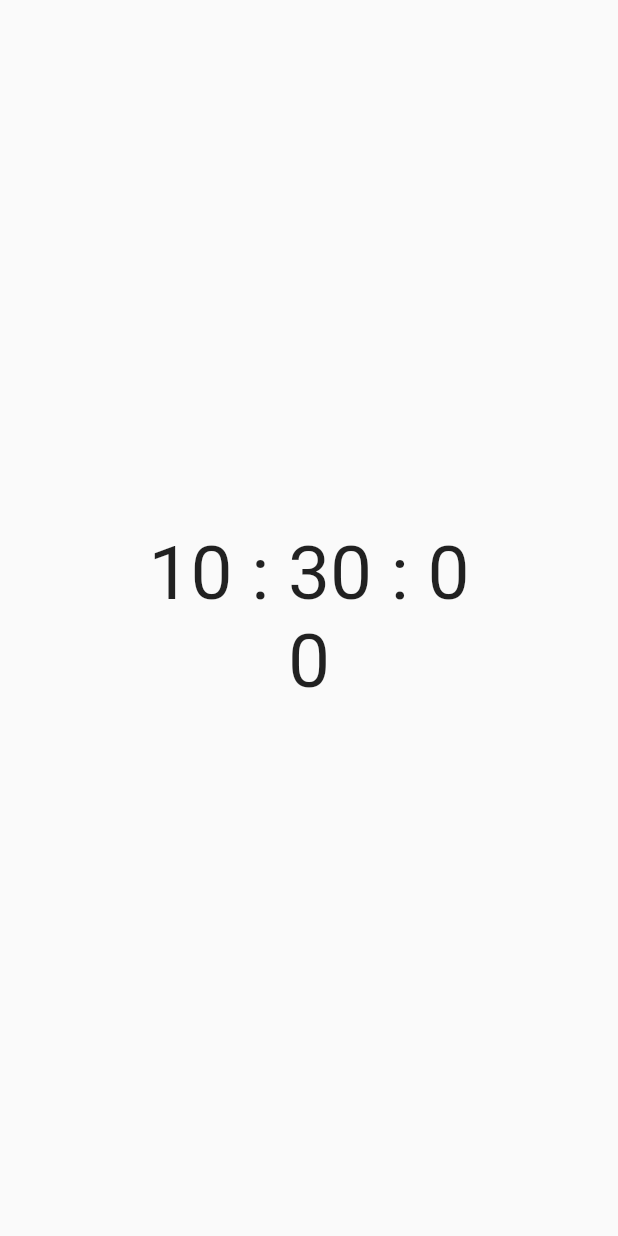
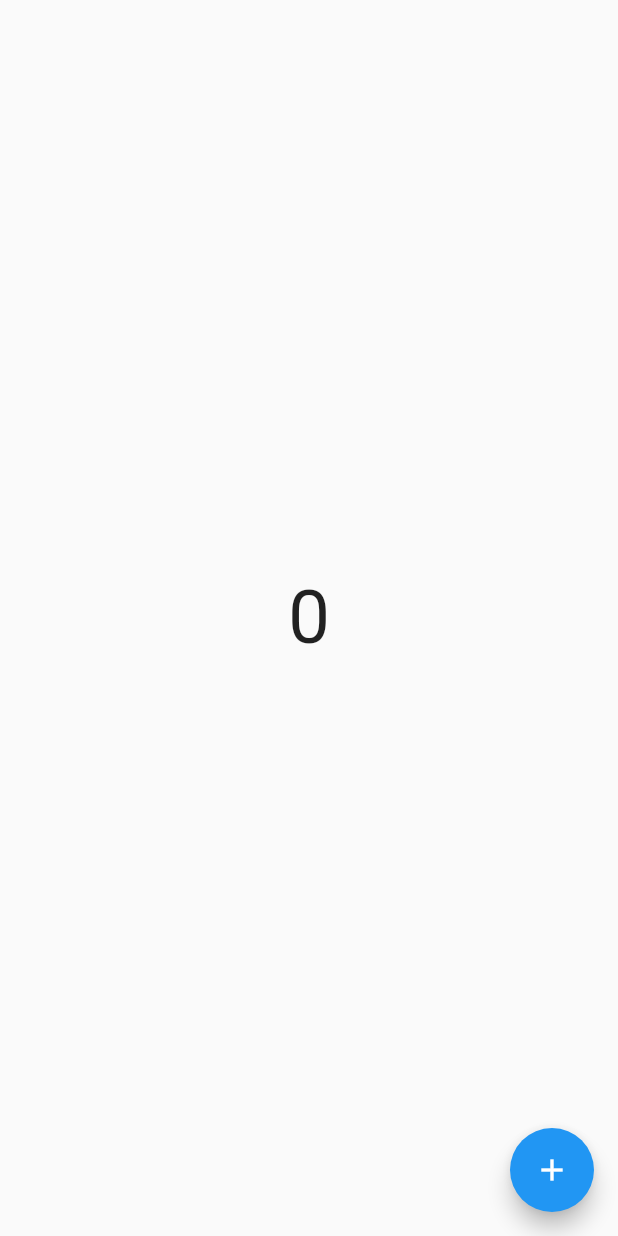
Before and after one commit to atultiwari7388/statemanagemntwithprovider, a Flutter app: the first screen one second after launch, on a phone screen of 412 x 824 dp. Run offline on Flutter 3.47's test engine with Material 2 defaults, Android fonts, the phone set to English and light mode, and no system bars.

Commit message:
flutter counter using provider

```diff
--- a/lib/main.dart
+++ b/lib/main.dart
@@ -1,5 +1,7 @@
 import 'package:flutter/material.dart';
-import 'package:state_management_provider/state_management_example.screen.dart';
+import 'package:provider/provider.dart';
+import 'package:state_management_provider/provider/count_provider.dart';
+import 'package:state_management_provider/screens/count_example.screen.dart';
 
 void main() {
   runApp(const MyApp());
@@ -11,12 +13,15 @@ class MyApp extends StatelessWidget {
   // This widget is the root of your application.
   @override
   Widget build(BuildContext context) {
-    return MaterialApp(
-      title: 'State Managemnt with Provider',
-      theme: ThemeData(
-        primarySwatch: Colors.blue,
+    return ChangeNotifierProvider(
+      create: (_) => CountProvider(),
+      child: MaterialApp(
+        title: 'State Managemnt with Provider',
+        theme: ThemeData(
+          primarySwatch: Colors.blue,
+        ),
+        home: const CountExampleUsingProvider(),
       ),
-      home: const StateManagementExampleScreen(),
     );
   }
 }
--- /dev/null
+++ b/lib/provider/count_provider.dart
@@ -0,0 +1,11 @@
+import 'package:flutter/widgets.dart';
+
+class CountProvider with ChangeNotifier {
+  int _count = 0;
+  int get count => _count;
+
+  void setCount() {
+    _count++;
+    notifyListeners();
+  }
+}
--- /dev/null
+++ b/lib/screens/count_example.screen.dart
@@ -0,0 +1,55 @@
+import 'dart:async';
+
+import 'package:flutter/material.dart';
+import 'package:provider/provider.dart';
+
+import '../provider/count_provider.dart';
+
+class CountExampleUsingProvider extends StatefulWidget {
+  const CountExampleUsingProvider({Key? key}) : super(key: key);
+
+  @override
+  State<CountExampleUsingProvider> createState() =>
+      _CountExampleUsingProviderState();
+}
+
+class _CountExampleUsingProviderState extends State<CountExampleUsingProvider> {
+  @override
+  void initState() {
+    super.initState();
+    final countProvider = Provider.of<CountProvider>(context, listen: false);
+    Timer.periodic(const Duration(seconds: 1), (timer) {
+      countProvider.setCount();
+    });
+  }
+
+  @override
+  Widget build(BuildContext context) {
+    final countProvider = Provider.of<CountProvider>(context, listen: false);
+    print("build");
+    return Scaffold(
+      body: Column(
+        crossAxisAlignment: CrossAxisAlignment.center,
+        mainAxisAlignment: MainAxisAlignment.center,
+        children: [
+          Center(
+            child: Consumer<CountProvider>(
+              builder: (_, value, child) {
+                return Text(
+                  value.count.toString(),
+                  style: const TextStyle(fontSize: 50),
+                );
+              },
+            ),
+          ),
+        ],
+      ),
+      floatingActionButton: FloatingActionButton(
+        onPressed: () {
+          countProvider.setCount();
+        },
+        child: const Icon(Icons.add),
+      ),
+    );
+  }
+}
```
